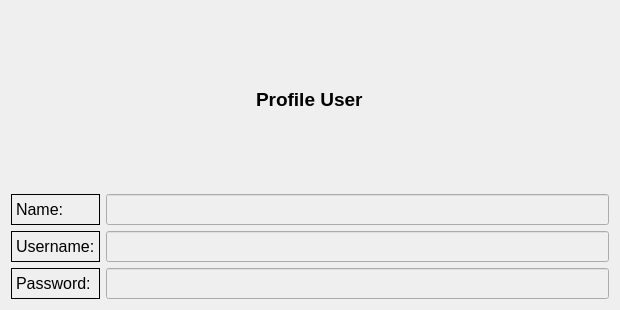
First picture: the form in profiledialog.ui, repository MrCode4/Digikala, before the edit.
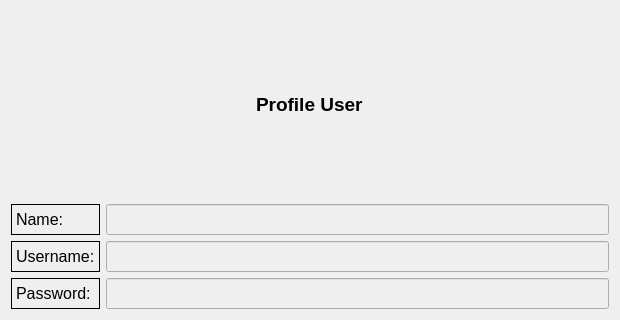
Second picture: the form after the edit.

```diff
--- a/profiledialog.ui
+++ b/profiledialog.ui
@@ -7,7 +7,7 @@
     <x>0</x>
     <y>0</y>
     <width>620</width>
-    <height>310</height>
+    <height>320</height>
    </rect>
   </property>
   <property name="maximumSize">
@@ -19,8 +19,8 @@
   <property name="windowTitle">
    <string>Dialog</string>
   </property>
-  <layout class="QVBoxLayout" name="verticalLayout_3">
-   <item>
+  <layout class="QGridLayout" name="gridLayout">
+   <item row="0" column="0">
     <layout class="QHBoxLayout" name="horizontalLayout">
      <item>
       <spacer name="horizontalSpacer">
@@ -64,7 +64,7 @@
      </item>
     </layout>
    </item>
-   <item>
+   <item row="1" column="0">
     <layout class="QHBoxLayout" name="horizontalLayout_2">
      <item>
       <layout class="QVBoxLayout" name="verticalLayout">
```
